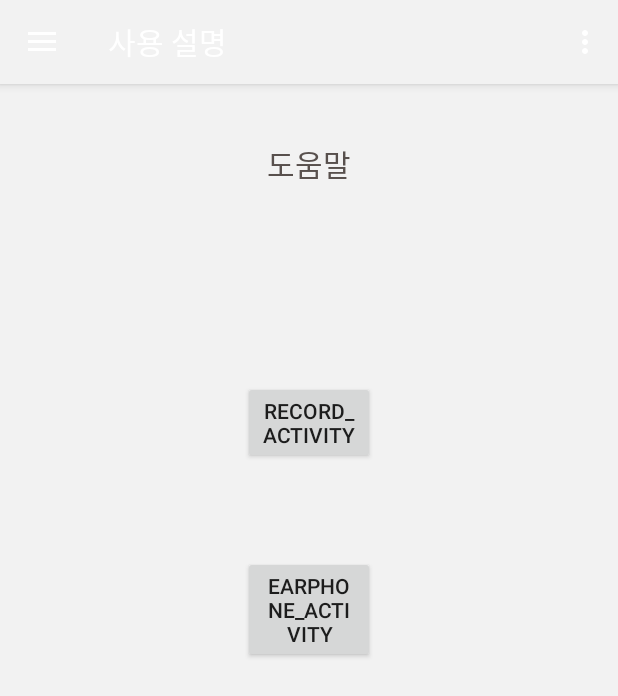
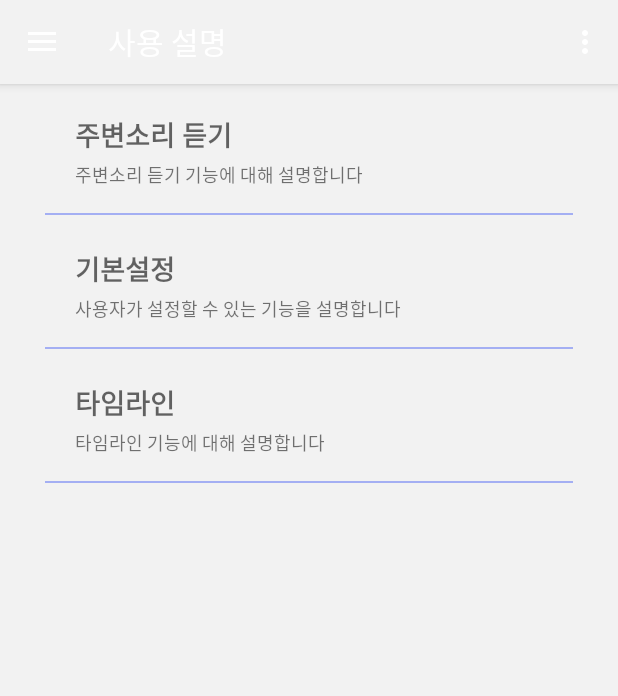
Before and after one commit to chuckchuck-gojol/wiing-wiing, an Android app: the screen it shows after launch (MainActivity), in the side drawer, after a tap on "사용 설명", on a phone screen of 412 x 824 dp. Shown: the top 696 px of the screen. Run offline under Robolectric (Android 15) with nearby library versions, the phone set to English and light mode, and no system bars; our stand-ins replace navigation-ui.

Commit message:
Feat: make help fragment

```diff
--- a/app/src/main/java/com/jyami/wiingwiing_black/ui/help/HelpFragment.java
+++ b/app/src/main/java/com/jyami/wiingwiing_black/ui/help/HelpFragment.java
@@ -24,11 +24,11 @@ public class HelpFragment extends Fragment {
 
         View root = inflater.inflate(R.layout.fragment_help, container, false);
 
-        root.findViewById(R.id.recordButton).setOnClickListener(new View.OnClickListener() {
-            public void onClick(View v) {
-                startActivity(new Intent(getActivity(), RecordActivity.class));
-            }
-        });
+//        root.findViewById(R.id.recordButton).setOnClickListener(new View.OnClickListener() {
+//            public void onClick(View v) {
+//                startActivity(new Intent(getActivity(), RecordActivity.class));
+//            }
+//        });
 
         return root;
     }
--- a/app/src/main/res/drawable/border.xml
+++ b/app/src/main/res/drawable/border.xml
@@ -8,7 +8,7 @@
         <shape android:shape="rectangle">
             <stroke
                 android:width="1dp"
-                android:color="#BDBDBD" />
+                android:color="#A4AFF3" />
         </shape>
     </item>
 </layer-list>
--- a/app/src/main/res/layout/app_bar_main.xml
+++ b/app/src/main/res/layout/app_bar_main.xml
@@ -29,6 +29,7 @@
         android:layout_height="wrap_content"
         android:gravity="center"
         android:text="@string/app_name_kor"
+        android:textColor="@color/textBlack"
         android:textAppearance="@style/TextAppearance.AppCompat.Large"
         app:layout_anchor="@+id/appBarLayout"
         app:layout_anchorGravity="center" />
--- a/app/src/main/res/layout/fragment_help.xml
+++ b/app/src/main/res/layout/fragment_help.xml
@@ -4,51 +4,94 @@
     xmlns:tools="http://schemas.android.com/tools"
     android:layout_width="match_parent"
     android:layout_height="match_parent"
-    android:background="@color/mainBackground">
+    android:background="@color/mainBackground"
+    android:paddingLeft="30dp"
+    android:paddingRight="30dp">
 
-    <TextView
-        android:id="@+id/text_help"
+    <LinearLayout
+        android:id="@+id/linearLayout1"
         android:layout_width="match_parent"
         android:layout_height="wrap_content"
-        android:layout_marginStart="8dp"
-        android:layout_marginTop="8dp"
-        android:layout_marginEnd="8dp"
-        android:text="@string/help_text"
-        android:padding = "30dp"
-        android:background="@color/mainBackground"
-        android:textAlignment="center"
-        android:textColor="@color/textBlack"
-        android:textSize="20sp"
-        app:layout_constraintEnd_toEndOf="parent"
+        android:background="@drawable/border"
+        android:orientation="vertical"
+        android:padding="20dp"
         app:layout_constraintStart_toStartOf="parent"
-        app:layout_constraintTop_toTopOf="parent" />
+        app:layout_constraintTop_toTopOf="parent">
 
-    <Button
-        android:id="@+id/recordButton"
-        android:layout_width="88dp"
+        <TextView
+            android:id="@+id/alert_text1"
+            android:layout_width="match_parent"
+            android:layout_height="wrap_content"
+            android:text="주변소리 듣기"
+            android:textAppearance="@style/TextAppearance.AppCompat.Medium"
+            android:textStyle="bold" />
+
+        <TextView
+            android:id="@+id/alert_content1"
+            android:layout_width="match_parent"
+            android:layout_height="wrap_content"
+            android:layout_marginTop="4dp"
+            android:text="주변소리 듣기 기능에 대해 설명합니다"
+            android:textAppearance="@style/TextAppearance.AppCompat.Small"
+            android:textSize="12sp" />
+
+    </LinearLayout>
+
+    <LinearLayout
+        android:id="@+id/linearLayout2"
+        android:layout_width="match_parent"
         android:layout_height="wrap_content"
-        android:layout_marginStart="161dp"
-        android:layout_marginLeft="161dp"
-        android:layout_marginTop="100dp"
-        android:layout_marginEnd="162dp"
-        android:layout_marginRight="162dp"
-        android:text="record_activity"
-        app:layout_constraintEnd_toEndOf="parent"
+        android:background="@drawable/border"
+        android:orientation="vertical"
+        android:padding="20dp"
         app:layout_constraintStart_toStartOf="parent"
-        app:layout_constraintTop_toBottomOf="@+id/text_help" />
+        app:layout_constraintTop_toBottomOf="@+id/linearLayout1">
 
-    <Button
-        android:id="@+id/earphoneButton"
-        android:layout_width="88dp"
+        <TextView
+            android:id="@+id/alert_text2"
+            android:layout_width="match_parent"
+            android:layout_height="wrap_content"
+            android:text="기본설정"
+            android:textAppearance="@style/TextAppearance.AppCompat.Medium"
+            android:textStyle="bold" />
+
+        <TextView
+            android:id="@+id/alert_content2"
+            android:layout_width="match_parent"
+            android:layout_height="wrap_content"
+            android:layout_marginTop="4dp"
+            android:text="사용자가 설정할 수 있는 기능을 설명합니다"
+            android:textAppearance="@style/TextAppearance.AppCompat.Small"
+            android:textSize="12sp" />
+
+    </LinearLayout>
+
+    <LinearLayout
+        android:id="@+id/linearLayout3"
+        android:layout_width="match_parent"
         android:layout_height="wrap_content"
-        android:layout_marginStart="161dp"
-        android:layout_marginLeft="161dp"
-        android:layout_marginTop="61dp"
-        android:layout_marginEnd="162dp"
-        android:layout_marginRight="162dp"
-        android:text="earphone_ACTIVITY"
-        app:layout_constraintEnd_toEndOf="parent"
-        app:layout_constraintHorizontal_bias="1.0"
+        android:background="@drawable/border"
+        android:orientation="vertical"
+        android:padding="20dp"
         app:layout_constraintStart_toStartOf="parent"
-        app:layout_constraintTop_toBottomOf="@+id/recordButton" />
+        app:layout_constraintTop_toBottomOf="@+id/linearLayout2">
+
+        <TextView
+            android:id="@+id/alert_text3"
+            android:layout_width="match_parent"
+            android:layout_height="wrap_content"
+            android:text="타임라인"
+            android:textAppearance="@style/TextAppearance.AppCompat.Medium"
+            android:textStyle="bold" />
+
+        <TextView
+            android:id="@+id/alert_content3"
+            android:layout_width="match_parent"
+            android:layout_height="wrap_content"
+            android:layout_marginTop="4dp"
+            android:text="타임라인 기능에 대해 설명합니다"
+            android:textAppearance="@style/TextAppearance.AppCompat.Small"
+            android:textSize="12sp" />
+
+    </LinearLayout>
 </androidx.constraintlayout.widget.ConstraintLayout>
--- a/app/src/main/res/layout/fragment_setting.xml
+++ b/app/src/main/res/layout/fragment_setting.xml
@@ -313,19 +313,12 @@
                     android:textAppearance="@style/TextAppearance.AppCompat.Small"
                     android:textSize="12sp" />
 
-                <LinearLayout
+                <RadioGroup
                     android:layout_width="match_parent"
                     android:layout_height="match_parent"
+                    android:layout_weight="1"
                     android:orientation="horizontal"
-                    android:padding="20dp">
-
-                    <RadioButton
-                        android:id="@+id/radioButton"
-                        android:layout_width="wrap_content"
-                        android:layout_height="wrap_content"
-                        android:layout_weight="1"
-                        android:buttonTint="@color/sideBarPurple"
-                        android:text="둔감" />
+                    android:padding="10dp">
 
                     <RadioButton
                         android:id="@+id/radioButton3"
@@ -342,12 +335,23 @@
                         android:layout_weight="1"
                         android:buttonTint="@color/sideBarPurple"
                         android:text="예민" />
-                </LinearLayout>
+
+                    <RadioButton
+                        android:id="@+id/radioButton"
+                        android:layout_width="wrap_content"
+                        android:layout_height="wrap_content"
+                        android:layout_weight="1"
+                        android:buttonTint="@color/sideBarPurple"
+                        android:text="둔감" />
+
+                </RadioGroup>
+
             </LinearLayout>
 
             <LinearLayout
                 android:layout_width="match_parent"
                 android:layout_height="wrap_content"
+                android:layout_marginTop="20dp"
                 android:orientation="vertical">
 
                 <Button
```
